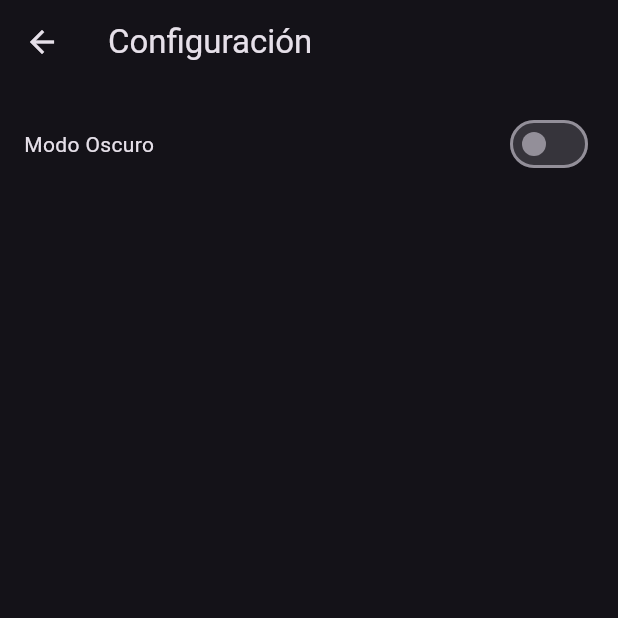
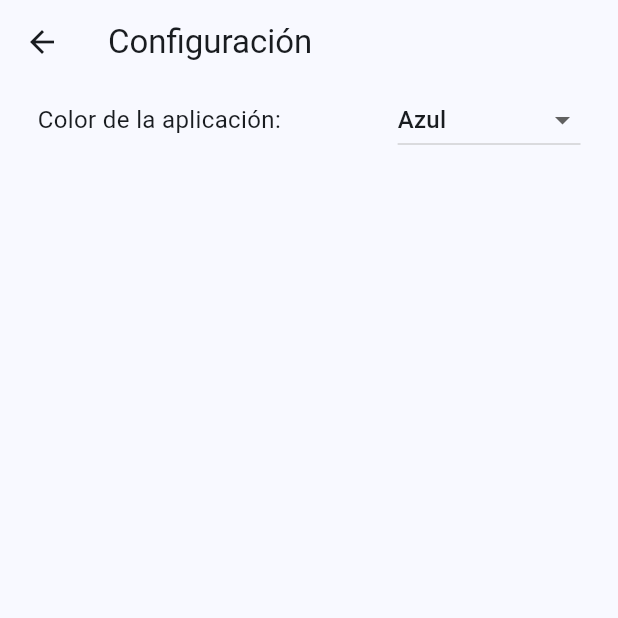
Before and after one commit to giosave/ticket_tracking, a Flutter app: the ConfigurationAppScreen screen opened directly, on a phone screen of 412 x 824 dp, the top half of it. Run offline on Flutter 3.47's test engine with Material 3 defaults, Android fonts, the phone set to English and light mode, and no system bars.

Commit message:
Cambio de color de aplicacion

```diff
--- a/lib/main.dart
+++ b/lib/main.dart
@@ -35,7 +35,7 @@ class MyApp extends StatelessWidget {
         return MaterialApp(
           debugShowCheckedModeBanner: false,
           title: 'Flutter Demo',
-          theme: ThemeData.dark(),
+          theme: themeNotifier.themeData,
           home: const MyHomePage(title: 'Flutter Demo Home Page'),
         );
       },
@@ -50,7 +50,6 @@ class MyHomePage extends StatelessWidget {
 
   @override
   Widget build(BuildContext context) {
-
     final Map<String, Map<String, dynamic>> menuItems = {
       'Inicio': {
         'icon': Icons.home,
--- a/lib/models/theme_notifier.dart
+++ b/lib/models/theme_notifier.dart
@@ -1,14 +1,25 @@
 import 'package:flutter/material.dart';
 
 class ThemeNotifier extends ChangeNotifier {
-  bool _isDarkMode = false;
+  bool isDarkMode = false;
+  ColorScheme _colorScheme = ColorScheme.fromSeed(seedColor: Colors.blue);
 
-  bool get isDarkMode => _isDarkMode;
+  ThemeData get themeData => ThemeData(
+        colorScheme: _colorScheme.copyWith(
+          brightness: isDarkMode ? Brightness.dark : Brightness.light,
+        ),
+        brightness: isDarkMode ? Brightness.dark : Brightness.light,
+      );
 
-  ThemeData get currentTheme => _isDarkMode ? ThemeData.dark() : ThemeData.light();
+  Color get currentColor => _colorScheme.primary;
 
   void toggleTheme() {
-    _isDarkMode = !_isDarkMode;
+    isDarkMode = !isDarkMode;
+    notifyListeners();
+  }
+
+  void updateColorScheme(ColorScheme colorScheme) {
+    _colorScheme = colorScheme;
     notifyListeners();
   }
 }
--- a/lib/screens/configuration_app.dart
+++ b/lib/screens/configuration_app.dart
@@ -2,8 +2,24 @@ import 'package:flutter/material.dart';
 import 'package:provider/provider.dart';
 import '../models/theme_notifier.dart';
 
-class ConfigurationAppScreen extends StatelessWidget {
+class ConfigurationAppScreen extends StatefulWidget {
   const ConfigurationAppScreen({super.key});
+
+  @override
+  _ConfigurationAppScreenState createState() => _ConfigurationAppScreenState();
+}
+
+class _ConfigurationAppScreenState extends State<ConfigurationAppScreen> {
+  String _selectedColor = 'Azul';
+
+  final Map<String, ColorScheme> _colorSchemes = {
+    'Azul': ColorScheme.fromSeed(seedColor: Colors.blue),
+    'Verde': ColorScheme.fromSeed(seedColor: Colors.green),
+    'Rosa': ColorScheme.fromSeed(seedColor: Colors.pink),
+    'Naranja': ColorScheme.fromSeed(seedColor: Colors.orange),
+    'Modo Oscuro': ColorScheme.dark(),
+    'Modo Claro': ColorScheme.light(),
+  };
 
   @override
   Widget build(BuildContext context) {
@@ -12,7 +28,7 @@ class ConfigurationAppScreen extends StatelessWidget {
         title: const Text('Configuración'),
       ),
       body: Padding(
-        padding: const EdgeInsets.all(16.0),
+        padding: const EdgeInsets.only(left: 25.0, right: 25.0, top: 0.0),
         child: Consumer<ThemeNotifier>(
           builder: (context, themeNotifier, child) {
             return Column(
@@ -21,15 +37,28 @@ class ConfigurationAppScreen extends StatelessWidget {
                 Row(
                   mainAxisAlignment: MainAxisAlignment.spaceBetween,
                   children: [
-                    const Text('Modo Oscuro'),
-                    Switch(
-                      value: themeNotifier.isDarkMode,
-                      onChanged: (bool value) {
-                        themeNotifier.toggleTheme();
+                    const Text('Color de la aplicación:', style: TextStyle(fontSize: 16)),
+                    DropdownButton<String>(
+                      value: _selectedColor,
+                      onChanged: (String? newValue) {
+                        if (newValue != null) {
+                          setState(() {
+                            _selectedColor = newValue;
+                          });
+                          themeNotifier.updateColorScheme(_colorSchemes[newValue]!);
+                        }
                       },
+                      items: <String>['Azul', 'Verde', 'Rosa', 'Naranja', 'Modo Oscuro', 'Modo Claro']
+                          .map<DropdownMenuItem<String>>((String value) {
+                        return DropdownMenuItem<String>(
+                          value: value,
+                          child: Text(value),
+                        );
+                      }).toList(),
                     ),
                   ],
                 ),
+                const SizedBox(height: 20),
               ],
             );
           },
```
